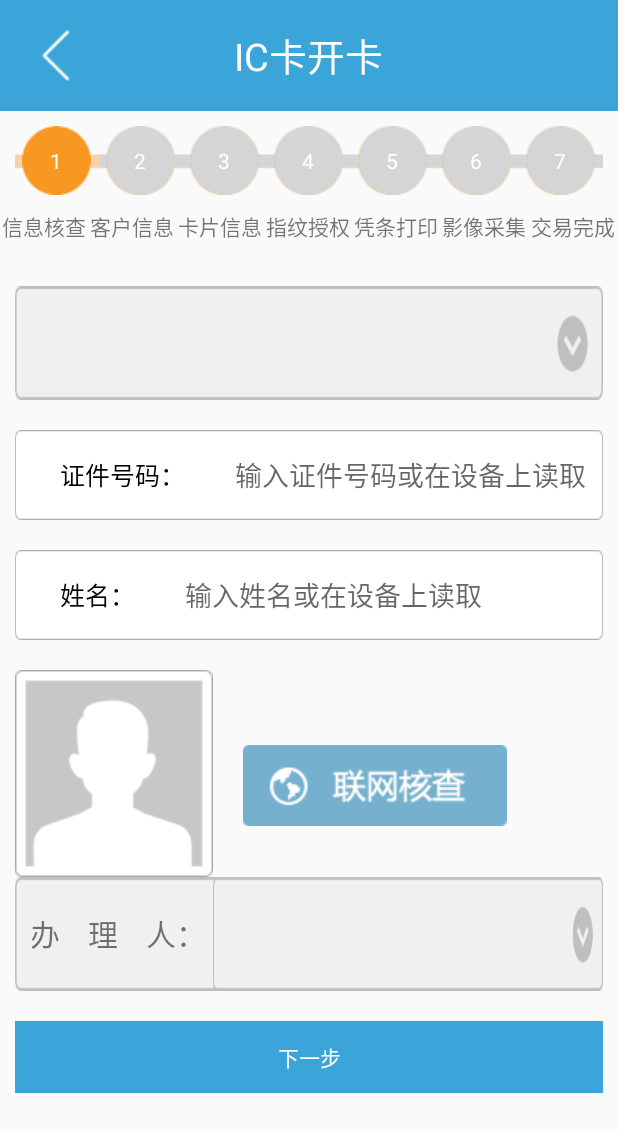
After one commit to lemotree2014/lcnsyhlc, an Android app: the CardZhuanZhangActivity screen opened directly, with no data from a screen before it, on a phone screen of 412 x 824 dp. The commit adds this screen. Shown: the top 1132 px of the screen. Run offline under Robolectric (Android 15) with nearby library versions, the phone set to English and light mode, and no system bars.

Commit message:
zhuanzhang

```diff
--- a/app/src/main/AndroidManifest.xml
+++ b/app/src/main/AndroidManifest.xml
@@ -16,7 +16,8 @@
             </intent-filter>
         </activity>
         <activity android:name=".move.MainActivity" />
-        <activity android:name=".move.CardMainActivity"></activity>
+        <activity android:name=".move.CardMainActivity" />
+        <activity android:name=".move.CardZhuanZhangActivity"></activity>
     </application>
 
 </manifest>
--- a/app/src/main/java/com/lcns/lemotree/lcnsyhlc/move/CardMainActivity.java
+++ b/app/src/main/java/com/lcns/lemotree/lcnsyhlc/move/CardMainActivity.java
@@ -1,6 +1,7 @@
 package com.lcns.lemotree.lcnsyhlc.move;
 
 import android.app.Activity;
+import android.content.Intent;
 import android.os.Bundle;
 import android.view.View;
 import android.widget.TextView;
@@ -25,6 +26,7 @@ public class CardMainActivity extends Activity implements View.OnClickListener {
     protected void onCreate(Bundle savedInstanceState) {
         super.onCreate(savedInstanceState);
         setContentView(R.layout.activity_card_main);
+        initBodyer();
 
     }
 
@@ -49,6 +51,10 @@ public class CardMainActivity extends Activity implements View.OnClickListener {
             case R.id.tv_kqx:
                 break;
             case R.id.tv_kzz:
+                Intent in = new Intent();
+                in.setClass(CardMainActivity.this,
+                        CardZhuanZhangActivity.class);
+                startActivity(in);
                 break;
             default:
                 break;
--- /dev/null
+++ b/app/src/main/java/com/lcns/lemotree/lcnsyhlc/move/CardZhuanZhangActivity.java
@@ -0,0 +1,15 @@
+package com.lcns.lemotree.lcnsyhlc.move;
+
+import android.app.Activity;
+import android.os.Bundle;
+
+import com.lcns.lemotree.lcnsyhlc.R;
+
+public class CardZhuanZhangActivity extends Activity {
+
+    @Override
+    protected void onCreate(Bundle savedInstanceState) {
+        super.onCreate(savedInstanceState);
+        setContentView(R.layout.activity_card_zhuan_zhang);
+    }
+}
--- /dev/null
+++ b/app/src/main/res/layout/activity_card_zhuan_zhang.xml
@@ -0,0 +1,434 @@
+<LinearLayout xmlns:android="http://schemas.android.com/apk/res/android"
+    xmlns:tools="http://schemas.android.com/tools"
+    android:layout_width="match_parent"
+    android:layout_height="match_parent"
+    android:orientation="vertical"
+    >
+
+    <RelativeLayout
+        android:layout_width="match_parent"
+        android:layout_height="wrap_content"
+        android:background="#3ba5d9"
+        android:paddingTop="10sp"
+        android:paddingBottom="10sp"
+        >
+        <ImageButton
+            android:id="@+id/ibtn_kaika_fanhui"
+            android:layout_width="wrap_content"
+            android:layout_height="wrap_content"
+            android:layout_alignParentLeft="true"
+            android:background="@drawable/btn_back"
+            android:layout_centerVertical="true"
+            android:layout_marginLeft="10sp"
+            />
+        <TextView
+            android:layout_width="wrap_content"
+            android:layout_height="wrap_content"
+            android:text="IC卡开卡"
+            android:layout_centerInParent="true"
+            android:textColor="@android:color/white"
+            android:textSize="25sp"
+            />
+    </RelativeLayout>
+
+    <LinearLayout
+        android:layout_width="match_parent"
+        android:layout_height="wrap_content"
+        android:orientation="horizontal"
+        android:layout_margin="10sp"
+        >
+        <LinearLayout
+            android:layout_width="0dip"
+            android:layout_weight="1"
+            android:layout_height="wrap_content"
+            android:orientation="vertical"
+            android:background="@drawable/pan4"
+            >
+            <TextView
+                android:layout_width="wrap_content"
+                android:layout_height="wrap_content"
+                android:background="@drawable/quan1"
+                android:text="1"
+                android:gravity="center"
+                android:layout_gravity="center"
+                android:textColor="@android:color/white"
+                />
+            <!-- <TextView
+                android:layout_width="wrap_content"
+                android:layout_height="wrap_content"
+                android:text="客户信息"
+                android:textSize="10sp"
+                /> -->
+        </LinearLayout>
+        <LinearLayout
+            android:layout_width="0dip"
+            android:layout_weight="1"
+            android:layout_height="wrap_content"
+            android:orientation="vertical"
+            android:background="@drawable/pan3"
+            >
+            <TextView
+                android:layout_width="wrap_content"
+                android:layout_height="wrap_content"
+                android:background="@drawable/quan2"
+                android:text="2"
+                android:gravity="center"
+                android:layout_gravity="center"
+                android:textColor="@android:color/white"
+                />
+            <!-- <TextView
+                android:layout_width="wrap_content"
+                android:layout_height="wrap_content"
+                android:text="客户信息"
+                android:textSize="10sp"
+                /> -->
+        </LinearLayout>
+        <LinearLayout
+            android:layout_width="0dip"
+            android:layout_weight="1"
+            android:layout_height="wrap_content"
+            android:orientation="vertical"
+            android:background="@drawable/pan3"
+            >
+            <TextView
+                android:layout_width="wrap_content"
+                android:layout_height="wrap_content"
+                android:background="@drawable/quan2"
+                android:text="3"
+                android:gravity="center"
+                android:layout_gravity="center"
+                android:textColor="@android:color/white"
+                />
+            <!-- <TextView
+                android:layout_width="wrap_content"
+                android:layout_height="wrap_content"
+                android:text="客户信息"
+                android:textSize="10sp"
+                /> -->
+        </LinearLayout>
+        <LinearLayout
+            android:layout_width="0dip"
+            android:layout_weight="1"
+            android:layout_height="wrap_content"
+            android:orientation="vertical"
+            android:background="@drawable/pan3"
+            >
+            <TextView
+                android:layout_width="wrap_content"
+                android:layout_height="wrap_content"
+                android:background="@drawable/quan2"
+                android:text="4"
+                android:gravity="center"
+                android:layout_gravity="center"
+                android:textColor="@android:color/white"
+                />
+            <!-- <TextView
+                android:layout_width="wrap_content"
+                android:layout_height="wrap_content"
+                android:text="客户信息"
+                android:textSize="10sp"
+                /> -->
+        </LinearLayout>
+        <LinearLayout
+            android:layout_width="0dip"
+            android:layout_weight="1"
+            android:layout_height="wrap_content"
+            android:orientation="vertical"
+            android:background="@drawable/pan3"
+            >
+            <TextView
+                android:layout_width="wrap_content"
+                android:layout_height="wrap_content"
+                android:background="@drawable/quan2"
+                android:text="5"
+                android:gravity="center"
+                android:layout_gravity="center"
+                android:textColor="@android:color/white"
+                />
+            <!-- <TextView
+                android:layout_width="wrap_content"
+                android:layout_height="wrap_content"
+                android:text="客户信息"
+                android:textSize="10sp"
+                /> -->
+        </LinearLayout>
+        <LinearLayout
+            android:layout_width="0dip"
+            android:layout_weight="1"
+            android:layout_height="wrap_content"
+            android:orientation="vertical"
+            android:background="@drawable/pan3"
+            >
+            <TextView
+                android:layout_width="wrap_content"
+                android:layout_height="wrap_content"
+                android:background="@drawable/quan2"
+                android:text="6"
+                android:gravity="center"
+                android:layout_gravity="center"
+                android:textColor="@android:color/white"
+                />
+            <!-- <TextView
+                android:layout_width="wrap_content"
+                android:layout_height="wrap_content"
+                android:text="客户信息"
+                android:textSize="10sp"
+                /> -->
+        </LinearLayout>
+        <LinearLayout
+            android:layout_width="0dip"
+            android:layout_weight="1"
+            android:layout_height="wrap_content"
+            android:orientation="vertical"
+            android:background="@drawable/pan3"
+            >
+            <TextView
+                android:layout_width="wrap_content"
+                android:layout_height="wrap_content"
+                android:background="@drawable/quan2"
+                android:text="7"
+                android:gravity="center"
+                android:layout_gravity="center"
+                android:textColor="@android:color/white"
+                />
+            <!-- <TextView
+                android:layout_width="wrap_content"
+                android:layout_height="wrap_content"
+                android:text="客户信息"
+                android:textSize="10sp"
+                /> -->
+        </LinearLayout>
+
+    </LinearLayout>
+
+    <LinearLayout
+        android:layout_width="match_parent"
+        android:layout_height="wrap_content"
+        android:orientation="horizontal"
+        >
+        <TextView
+            android:layout_width="0dip"
+            android:layout_height="wrap_content"
+            android:layout_weight="1"
+            android:text="信息核查"
+            android:layout_gravity="center"
+            android:gravity="center"
+            />
+        <TextView
+            android:layout_width="0dip"
+            android:layout_height="wrap_content"
+            android:layout_weight="1"
+            android:text="客户信息"
+            android:layout_gravity="center"
+            android:gravity="center"
+            />
+        <TextView
+            android:layout_width="0dip"
+            android:layout_height="wrap_content"
+            android:layout_weight="1"
+            android:text="卡片信息"
+            android:layout_gravity="center"
+            android:gravity="center"
+            />
+        <TextView
+            android:layout_width="0dip"
+            android:layout_height="wrap_content"
+            android:layout_weight="1"
+            android:text="指纹授权"
+            android:layout_gravity="center"
+            android:gravity="center"
+            />
+        <TextView
+            android:layout_width="0dip"
+            android:layout_height="wrap_content"
+            android:layout_weight="1"
+            android:text="凭条打印"
+            android:layout_gravity="center"
+            android:gravity="center"
+            />
+        <TextView
+            android:layout_width="0dip"
+            android:layout_height="wrap_content"
+            android:layout_weight="1"
+            android:text="影像采集"
+            android:layout_gravity="center"
+            android:gravity="center"
+            />
+        <TextView
+            android:layout_width="0dip"
+            android:layout_height="wrap_content"
+            android:layout_weight="1"
+            android:text="交易完成"
+            android:layout_gravity="center"
+            android:gravity="center"
+            />
+
+    </LinearLayout>
+    <ScrollView
+        android:layout_width="match_parent"
+        android:layout_height="wrap_content">
+        <LinearLayout
+            android:layout_width="match_parent"
+            android:layout_height="wrap_content"
+            android:layout_margin="10sp"
+            android:orientation="vertical"
+            >
+
+            <TextView android:id="@+id/spinnerText"
+                android:layout_width="fill_parent"
+                android:layout_height="wrap_content"></TextView>
+            <Spinner android:id="@+id/Spinner01"
+                android:layout_width="fill_parent"
+                android:layout_height="wrap_content"
+                android:background="@drawable/drop_down_selection"
+                ></Spinner>
+
+            <LinearLayout
+                android:id="@+id/layout2"
+                android:layout_width="match_parent"
+                android:layout_height="@dimen/btnheight"
+                android:layout_gravity="center_horizontal"
+                android:layout_marginTop="20sp"
+                android:background="@drawable/input">
+
+                <TextView
+                    android:layout_width="wrap_content"
+                    android:layout_height="fill_parent"
+                    android:layout_gravity="center_vertical"
+                    android:layout_marginLeft="30sp"
+                    android:gravity="center_vertical"
+                    android:text="证件号码："
+                    android:textColor="#ff000000"
+                    android:textSize="@dimen/textsize1" />
+
+                <EditText
+                    android:id="@+id/edt_kaika_zjhm"
+                    android:layout_width="wrap_content"
+                    android:layout_height="wrap_content"
+                    android:layout_gravity="center_vertical"
+                    android:layout_marginLeft="50px"
+                    android:layout_weight="1.0"
+                    android:gravity="center_vertical"
+                    android:inputType="text"
+                    android:textColor="#000000"
+                    android:background="@android:color/white"
+                    android:textCursorDrawable="@null"
+                    android:layout_marginRight="10sp"
+                    android:hint="输入证件号码或在设备上读取"
+                    />
+            </LinearLayout>
+
+            <LinearLayout
+                android:id="@+id/layout3"
+                android:layout_width="match_parent"
+                android:layout_height="@dimen/btnheight"
+                android:layout_gravity="center_horizontal"
+                android:layout_marginTop="20sp"
+                android:background="@drawable/input">
+
+                <TextView
+                    android:layout_width="wrap_content"
+                    android:layout_height="fill_parent"
+                    android:layout_gravity="center_vertical"
+                    android:layout_marginLeft="30sp"
+                    android:gravity="center_vertical"
+                    android:text="姓名："
+                    android:textColor="#ff000000"
+                    android:textSize="@dimen/textsize1" />
+
+                <EditText
+                    android:id="@+id/edt_kaika_name"
+                    android:layout_width="wrap_content"
+                    android:layout_height="wrap_content"
+                    android:layout_gravity="center_vertical"
+                    android:layout_marginLeft="50px"
+                    android:layout_weight="1.0"
+                    android:gravity="center_vertical"
+                    android:inputType="text"
+                    android:textColor="#000000"
+                    android:background="@android:color/white"
+                    android:textCursorDrawable="@null"
+                    android:layout_marginRight="10sp"
+                    android:hint="输入姓名或在设备上读取"
+                    />
+            </LinearLayout>
+
+            <RelativeLayout
+                android:layout_width="match_parent"
+                android:layout_height="wrap_content"
+                android:layout_marginTop="20sp"
+                >
+                <ImageView
+                    android:id="@+id/img_three_hecha"
+                    android:layout_width="wrap_content"
+                    android:layout_height="wrap_content"
+                    android:background="@drawable/user"
+                    />
+                <TextView
+                    android:id="@+id/txt_three_info"
+                    android:layout_marginLeft="20sp"
+                    android:layout_width="wrap_content"
+                    android:layout_height="wrap_content"
+                    android:text="信息已核查，身份真实有效"
+                    android:textSize="20sp"
+                    android:layout_toRightOf="@id/img_three_hecha"
+                    android:visibility="invisible"
+                    />
+                <ImageButton
+                    android:id="@+id/ibtn_three_lianwang"
+                    android:layout_width="wrap_content"
+                    android:layout_height="wrap_content"
+                    android:layout_below="@id/txt_three_info"
+                    android:background="@drawable/btn_check"
+                    android:layout_toRightOf="@id/img_three_hecha"
+                    android:layout_marginLeft="20sp"
+                    android:layout_marginTop="20sp"
+                    android:layout_alignBaseline="@id/img_three_hecha"
+                    />
+            </RelativeLayout>
+
+
+            <LinearLayout
+                android:layout_width="match_parent"
+                android:layout_height="wrap_content"
+                android:background="@drawable/drop_down_selection"
+                android:orientation="horizontal"
+                >
+                <TextView
+                    android:layout_width="wrap_content"
+                    android:layout_height="wrap_content"
+                    android:text="办    理    人： "
+                    android:textSize="20sp"
+                    android:layout_gravity="center_vertical"
+                    android:layout_marginLeft="10sp"
+                    />
+                <Spinner
+                    android:id="@+id/Spinner02"
+                    android:layout_width="fill_parent"
+                    android:layout_height="wrap_content"
+                    android:background="@drawable/drop_down_selection"
+                    ></Spinner>
+            </LinearLayout>
+
+            <Button
+                android:id="@+id/btn_kaika_next"
+                android:layout_width="match_parent"
+                android:layout_height="wrap_content"
+                android:layout_marginTop="20sp"
+                android:paddingTop="10sp"
+                android:paddingBottom="10sp"
+                android:text="下一步"
+                android:background="#3ba5d9"
+                android:textColor="@android:color/white"
+                />
+
+
+        </LinearLayout>
+
+    </ScrollView>
+
+
+
+
+
+</LinearLayout>
```
